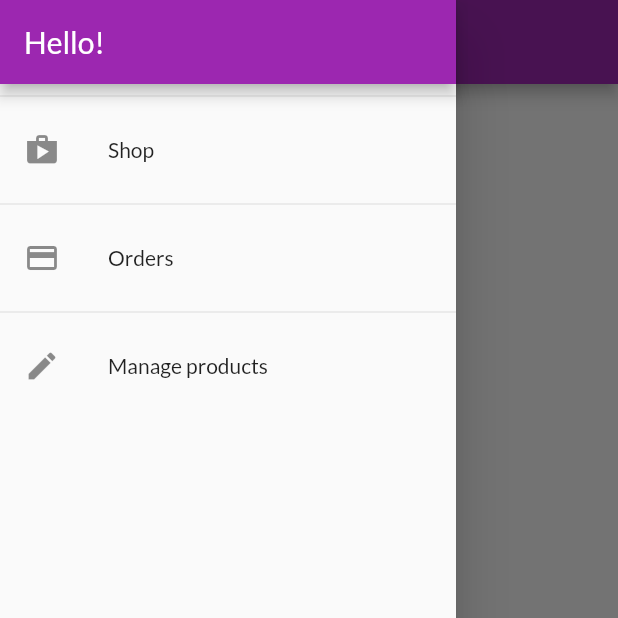
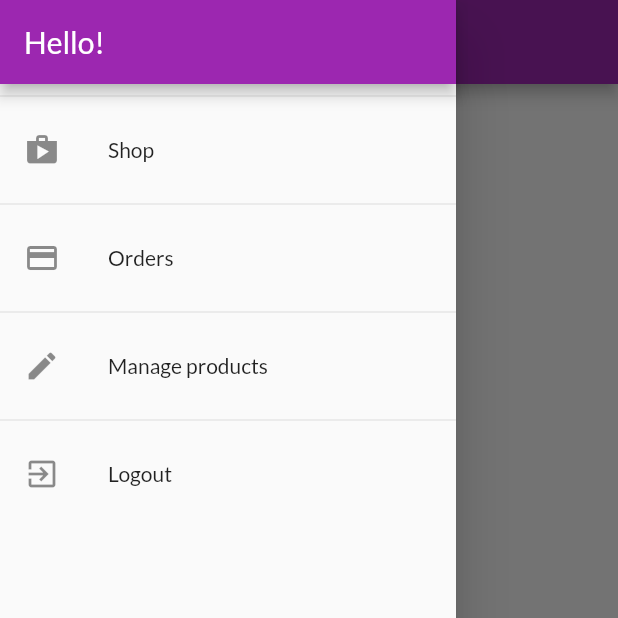
Before and after one commit to KotBarboz/shop_app, a Flutter app: the OrdersScreen screen opened by its route, with the side drawer open, on a phone screen of 412 x 824 dp, the top half of it. Run offline on Flutter 3.47's test engine with Material 2 defaults, Android fonts, the phone set to English and light mode, and no system bars; network calls fail.

Commit message:
add logout

```diff
--- a/lib/providers/auth.dart
+++ b/lib/providers/auth.dart
@@ -9,10 +9,14 @@ import '../models/http_exception.dart';
 class Auth with ChangeNotifier {
   String _token = '';
   DateTime _expiryDate = DateTime.now();
-  String userId = '';
+  String _userId = '';
 
   bool get isAuth {
     return token.isNotEmpty;
+  }
+
+  String get userId {
+    return _userId;
   }
 
   String get token {
@@ -42,7 +46,7 @@ class Auth with ChangeNotifier {
       }
 
       _token = responseData['idToken'];
-      userId = responseData['localId'];
+      _userId = responseData['localId'];
       _expiryDate = DateTime.now()
           .add(Duration(seconds: int.parse(responseData['expiresIn'])));
       notifyListeners();
@@ -58,4 +62,10 @@ class Auth with ChangeNotifier {
   Future<void> login(String email, String password) async {
     return _authenticate(email, password, 'signInWithPassword');
   }
+
+  void logout() async {
+    _token = '';
+    _userId = '';
+    notifyListeners();
+  }
 }
--- a/lib/widgets/app_drawer.dart
+++ b/lib/widgets/app_drawer.dart
@@ -1,4 +1,6 @@
 import 'package:flutter/material.dart';
+import 'package:provider/provider.dart';
+import 'package:shop_app/providers/auth.dart';
 import 'package:shop_app/screens/orders_screen.dart';
 import 'package:shop_app/screens/user_products_screen.dart';
 
@@ -38,6 +40,15 @@ class AppDrawer extends StatelessWidget {
                   .pushReplacementNamed(UserProductsScreen.routeName);
             },
           ),
+          const Divider(),
+          ListTile(
+            leading: const Icon(Icons.exit_to_app),
+            title: const Text('Logout'),
+            onTap: () {
+              Navigator.of(context).pop();
+              Provider.of<Auth>(context, listen: false).logout();
+            },
+          ),
         ],
       ),
     );
```
